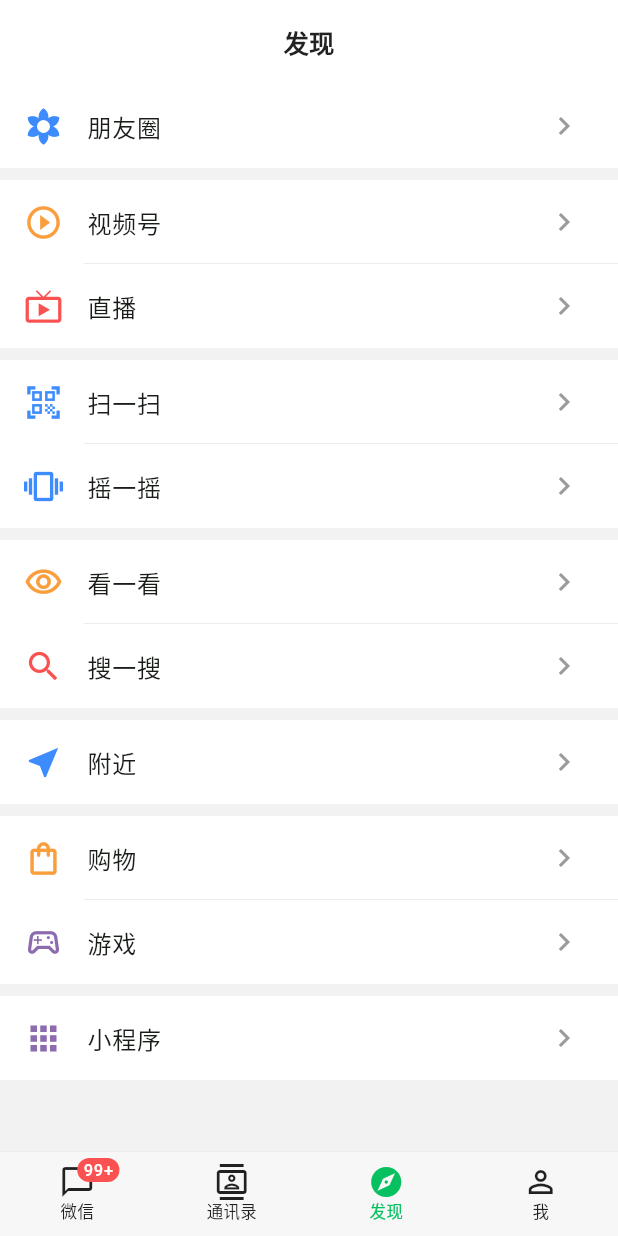
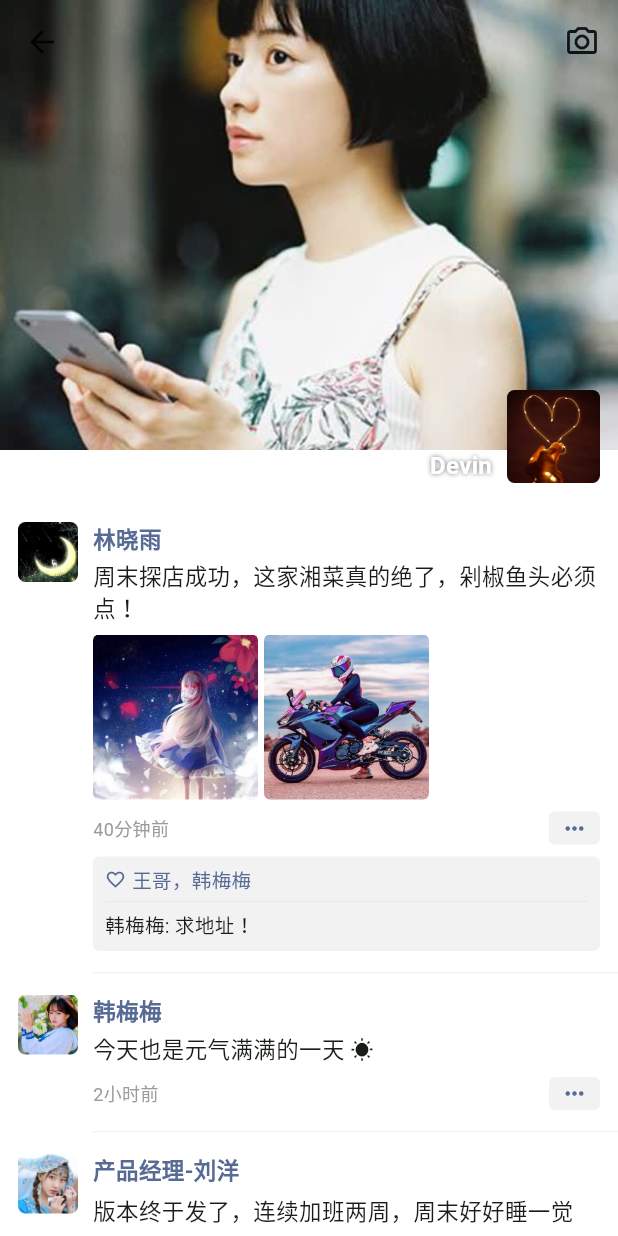
Before and after one commit to 1628755394/WeCheat, a Flutter app: the DiscoverPage screen opened by its route, after a tap on "朋友圈", on a phone screen of 412 x 824 dp. Run offline on Flutter 3.47's test engine with Material 3 defaults, Android fonts, the phone set to English and light mode, and no system bars; our stand-ins replace flutter_riverpod, go_router, hive_flutter; accounts and stored records are empty.

Commit message:
接入头像图片素材 + 新增朋友圈页
- pubspec 注册 assets/avatars、assets/moments
- Contact 增加 avatarAsset，AppAvatar 优先显示图片并回退字母头像
- 新增 /moments 路由与朋友圈页（封面压角头像、九宫格、点赞评论栏）
- 发现页/我的页菜单支持跳转

Generated with [Devin](https://devin.ai)

Co-Authored-By: Devin <158243242+devin-ai-integration[bot]@users.noreply.github.com>

```diff
--- a/lib/core/widgets/app_avatar.dart
+++ b/lib/core/widgets/app_avatar.dart
@@ -44,6 +44,24 @@ class AppAvatar extends StatelessWidget {
       );
     }
 
+    // 有头像图直接显示图片，加载失败回退到字母/图标样式
+    if (contact.avatarAsset != null) {
+      return ClipRRect(
+        borderRadius: BorderRadius.circular(radius),
+        child: Image.asset(
+          contact.avatarAsset!,
+          width: size,
+          height: size,
+          fit: BoxFit.cover,
+          errorBuilder: (_, _, _) => _fallback(child),
+        ),
+      );
+    }
+
+    return _fallback(child);
+  }
+
+  Widget _fallback(Widget child) {
     return Container(
       width: size,
       height: size,
--- a/lib/features/discover/discover_page.dart
+++ b/lib/features/discover/discover_page.dart
@@ -1,4 +1,5 @@
 import 'package:flutter/material.dart';
+import 'package:go_router/go_router.dart';
 
 import '../../core/constants.dart';
 
@@ -8,29 +9,29 @@ class DiscoverPage extends StatelessWidget {
 
   static const _groups = [
     [
-      (Icons.filter_vintage, Color(0xFF3D8BFD), '朋友圈'),
+      (Icons.filter_vintage, Color(0xFF3D8BFD), '朋友圈', '/moments'),
     ],
     [
-      (Icons.play_circle_outline, Color(0xFFFA9D3B), '视频号'),
-      (Icons.live_tv, Color(0xFFFA5151), '直播'),
+      (Icons.play_circle_outline, Color(0xFFFA9D3B), '视频号', ''),
+      (Icons.live_tv, Color(0xFFFA5151), '直播', ''),
     ],
     [
-      (Icons.qr_code_scanner, Color(0xFF3D8BFD), '扫一扫'),
-      (Icons.vibration, Color(0xFF3D8BFD), '摇一摇'),
+      (Icons.qr_code_scanner, Color(0xFF3D8BFD), '扫一扫', ''),
+      (Icons.vibration, Color(0xFF3D8BFD), '摇一摇', ''),
     ],
     [
-      (Icons.visibility_outlined, Color(0xFFFA9D3B), '看一看'),
-      (Icons.search, Color(0xFFFA5151), '搜一搜'),
+      (Icons.visibility_outlined, Color(0xFFFA9D3B), '看一看', ''),
+      (Icons.search, Color(0xFFFA5151), '搜一搜', ''),
     ],
     [
-      (Icons.near_me, Color(0xFF3D8BFD), '附近'),
+      (Icons.near_me, Color(0xFF3D8BFD), '附近', ''),
     ],
     [
-      (Icons.shopping_bag_outlined, Color(0xFFFA9D3B), '购物'),
-      (Icons.sports_esports_outlined, Color(0xFF8C6BAE), '游戏'),
+      (Icons.shopping_bag_outlined, Color(0xFFFA9D3B), '购物', ''),
+      (Icons.sports_esports_outlined, Color(0xFF8C6BAE), '游戏', ''),
     ],
     [
-      (Icons.apps, Color(0xFF8C6BAE), '小程序'),
+      (Icons.apps, Color(0xFF8C6BAE), '小程序', ''),
     ],
   ];
 
@@ -54,7 +55,10 @@ class DiscoverPage extends StatelessWidget {
                 for (var i = 0; i < group.length; i++) ...[
                   if (i > 0) const Divider(indent: 56),
                   _MenuRow(
-                      icon: group[i].$1, color: group[i].$2, label: group[i].$3),
+                      icon: group[i].$1,
+                      color: group[i].$2,
+                      label: group[i].$3,
+                      route: group[i].$4),
                 ],
               ],
             ),
@@ -69,8 +73,14 @@ class _MenuRow extends StatelessWidget {
   final IconData icon;
   final Color color;
   final String label;
+  final String route;
 
-  const _MenuRow({required this.icon, required this.color, required this.label});
+  const _MenuRow({
+    required this.icon,
+    required this.color,
+    required this.label,
+    required this.route,
+  });
 
   @override
   Widget build(BuildContext context) {
@@ -79,7 +89,7 @@ class _MenuRow extends StatelessWidget {
       title: Text(label, style: const TextStyle(fontSize: 16)),
       trailing:
           const Icon(Icons.chevron_right, color: AppColors.textSecondary),
-      onTap: () {},
+      onTap: route.isEmpty ? null : () => context.push(route),
     );
   }
 }
--- /dev/null
+++ b/lib/features/discover/moments_page.dart
@@ -0,0 +1,247 @@
+import 'package:flutter/material.dart';
+
+import '../../core/constants.dart';
+import '../../core/widgets/app_avatar.dart';
+import '../../models/moment.dart';
+import '../../repositories/mock_data.dart';
+
+/// 朋友圈：封面 + 头像压角 + 信息流（昵称/文字/九宫格图/时间/点赞评论）
+class MomentsPage extends StatelessWidget {
+  const MomentsPage({super.key});
+
+  static const _nameBlue = Color(0xFF576B95);
+
+  @override
+  Widget build(BuildContext context) {
+    final moments = MockData.seedMoments();
+
+    return Scaffold(
+      extendBodyBehindAppBar: true,
+      appBar: AppBar(
+        backgroundColor: Colors.transparent,
+        elevation: 0,
+        foregroundColor: Colors.white,
+        actions: [
+          IconButton(
+              icon: const Icon(Icons.photo_camera_outlined), onPressed: () {}),
+        ],
+      ),
+      body: ListView(
+        padding: EdgeInsets.zero,
+        children: [
+          const _CoverHeader(),
+          for (var i = 0; i < moments.length; i++) ...[
+            if (i > 0) const Divider(height: 1, indent: 62),
+            _MomentTile(moment: moments[i]),
+          ],
+        ],
+      ),
+    );
+  }
+}
+
+/// 封面图 + 右下角"我"的昵称和头像（压封面下缘）
+class _CoverHeader extends StatelessWidget {
+  const _CoverHeader();
+
+  @override
+  Widget build(BuildContext context) {
+    return Column(
+      children: [
+        Stack(
+          clipBehavior: Clip.none,
+          children: [
+            Image.asset(
+              'assets/avatars/moments_cover.jpg',
+              width: double.infinity,
+              height: 300,
+              fit: BoxFit.cover,
+            ),
+            Positioned(
+              right: 12,
+              bottom: -22,
+              child: Row(
+                crossAxisAlignment: CrossAxisAlignment.end,
+                children: [
+                  Text(
+                    MockData.me.displayName,
+                    style: const TextStyle(
+                      color: Colors.white,
+                      fontSize: 16,
+                      fontWeight: FontWeight.w600,
+                      shadows: [Shadow(blurRadius: 4, color: Colors.black54)],
+                    ),
+                  ),
+                  const SizedBox(width: 10),
+                  const AppAvatar(contact: MockData.me, size: 62),
+                ],
+              ),
+            ),
+          ],
+        ),
+        const SizedBox(height: 34),
+      ],
+    );
+  }
+}
+
+class _MomentTile extends StatelessWidget {
+  final Moment moment;
+
+  const _MomentTile({required this.moment});
+
+  /// 朋友圈相对时间：x分钟前 / x小时前 / 昨天 HH:mm / M月d日
+  static String _relativeTime(DateTime time) {
+    final diff = DateTime.now().difference(time);
+    if (diff.inMinutes < 1) return '刚刚';
+    if (diff.inHours < 1) return '${diff.inMinutes}分钟前';
+    if (diff.inDays < 1) return '${diff.inHours}小时前';
+    if (diff.inDays < 2) return '昨天';
+    return '${time.month}月${time.day}日';
+  }
+
+  @override
+  Widget build(BuildContext context) {
+    return Padding(
+      padding: const EdgeInsets.fromLTRB(12, 14, 12, 14),
+      child: Row(
+        crossAxisAlignment: CrossAxisAlignment.start,
+        children: [
+          AppAvatar(contact: moment.author, size: 40),
+          const SizedBox(width: 10),
+          Expanded(
+            child: Column(
+              crossAxisAlignment: CrossAxisAlignment.start,
+              children: [
+                Text(
+                  moment.author.displayName,
+                  style: const TextStyle(
+                    color: MomentsPage._nameBlue,
+                    fontSize: 15,
+                    fontWeight: FontWeight.w600,
+                  ),
+                ),
+                if (moment.text.isNotEmpty) ...[
+                  const SizedBox(height: 4),
+                  Text(moment.text,
+                      style: const TextStyle(fontSize: 15, height: 1.4)),
+                ],
+                if (moment.images.isNotEmpty) ...[
+                  const SizedBox(height: 8),
+                  _ImageGrid(images: moment.images),
+                ],
+                const SizedBox(height: 8),
+                Row(
+                  children: [
+                    Text(
+                      _relativeTime(moment.createdAt),
+                      style: const TextStyle(
+                          fontSize: 12, color: AppColors.textSecondary),
+                    ),
+                    const Spacer(),
+                    Container(
+                      padding: const EdgeInsets.symmetric(
+                          horizontal: 8, vertical: 2),
+                      decoration: BoxDecoration(
+                        color: AppColors.searchBg,
+                        borderRadius: BorderRadius.circular(4),
+                      ),
+                      child: const Icon(Icons.more_horiz,
+                          size: 18, color: MomentsPage._nameBlue),
+                    ),
+                  ],
+                ),
+                if (moment.likes.isNotEmpty || moment.comments.isNotEmpty)
+                  _InteractionBar(
+                      likes: moment.likes, comments: moment.comments),
+              ],
+            ),
+          ),
+        ],
+      ),
+    );
+  }
+}
+
+/// 九宫格图片：1 张显示大图，多张按 3 列正方形排列
+class _ImageGrid extends StatelessWidget {
+  final List<String> images;
+
+  const _ImageGrid({required this.images});
+
+  @override
+  Widget build(BuildContext context) {
+    if (images.length == 1) {
+      return ClipRRect(
+        borderRadius: BorderRadius.circular(4),
+        child: Image.asset(images.single, width: 180, height: 180,
+            fit: BoxFit.cover),
+      );
+    }
+    return LayoutBuilder(
+      builder: (context, constraints) {
+        final cell = (constraints.maxWidth - 8) / 3;
+        return Wrap(
+          spacing: 4,
+          runSpacing: 4,
+          children: [
+            for (final img in images)
+              ClipRRect(
+                borderRadius: BorderRadius.circular(4),
+                child: Image.asset(img,
+                    width: cell, height: cell, fit: BoxFit.cover),
+              ),
+          ],
+        );
+      },
+    );
+  }
+}
+
+/// 点赞 / 评论区（灰底，昵称蓝色）
+class _InteractionBar extends StatelessWidget {
+  final List<String> likes;
+  final List<String> comments;
+
+  const _InteractionBar({required this.likes, required this.comments});
+
+  @override
+  Widget build(BuildContext context) {
+    return Container(
+      width: double.infinity,
+      margin: const EdgeInsets.only(top: 8),
+      padding: const EdgeInsets.symmetric(horizontal: 8, vertical: 6),
+      decoration: BoxDecoration(
+        color: AppColors.searchBg,
+        borderRadius: BorderRadius.circular(4),
+      ),
+      child: Column(
+        crossAxisAlignment: CrossAxisAlignment.start,
+        children: [
+          if (likes.isNotEmpty)
+            Row(
+              children: [
+                const Icon(Icons.favorite_border,
+                    size: 14, color: MomentsPage._nameBlue),
+                const SizedBox(width: 4),
+                Expanded(
+                  child: Text(
+                    likes.join('，'),
+                    style: const TextStyle(
+                        fontSize: 13, color: MomentsPage._nameBlue),
+                  ),
+                ),
+              ],
+            ),
+          if (likes.isNotEmpty && comments.isNotEmpty)
+            const Divider(height: 10),
+          for (final c in comments)
+            Padding(
+              padding: const EdgeInsets.symmetric(vertical: 1),
+              child: Text(c, style: const TextStyle(fontSize: 13)),
+            ),
+        ],
+      ),
+    );
+  }
+}
--- a/lib/features/mine/mine_page.dart
+++ b/lib/features/mine/mine_page.dart
@@ -1,4 +1,5 @@
 import 'package:flutter/material.dart';
+import 'package:go_router/go_router.dart';
 
 import '../../core/constants.dart';
 import '../../core/widgets/app_avatar.dart';
@@ -11,12 +12,12 @@ class MinePage extends StatelessWidget {
   static const _me = MockData.me;
 
   static const _menus = [
-    (Icons.payment, Color(0xFF07C160), '服务'),
-    (Icons.star_outline, Color(0xFFFA9D3B), '收藏'),
-    (Icons.photo_library_outlined, Color(0xFF3D8BFD), '朋友圈'),
-    (Icons.credit_card, Color(0xFF3D8BFD), '卡包'),
-    (Icons.emoji_emotions_outlined, Color(0xFFFA9D3B), '表情'),
-    (Icons.settings_outlined, Color(0xFF3D8BFD), '设置'),
+    (Icons.payment, Color(0xFF07C160), '服务', ''),
+    (Icons.star_outline, Color(0xFFFA9D3B), '收藏', ''),
+    (Icons.photo_library_outlined, Color(0xFF3D8BFD), '朋友圈', '/moments'),
+    (Icons.credit_card, Color(0xFF3D8BFD), '卡包', ''),
+    (Icons.emoji_emotions_outlined, Color(0xFFFA9D3B), '表情', ''),
+    (Icons.settings_outlined, Color(0xFF3D8BFD), '设置', ''),
   ];
 
   @override
@@ -74,7 +75,7 @@ class MinePage extends StatelessWidget {
 }
 
 class _MenuSection extends StatelessWidget {
-  final List<(IconData, Color, String)> menus;
+  final List<(IconData, Color, String, String)> menus;
 
   const _MenuSection({required this.menus});
 
@@ -91,7 +92,9 @@ class _MenuSection extends StatelessWidget {
               title: Text(menus[i].$3, style: const TextStyle(fontSize: 16)),
               trailing: const Icon(Icons.chevron_right,
                   color: AppColors.textSecondary),
-              onTap: () {},
+              onTap: menus[i].$4.isEmpty
+                  ? null
+                  : () => context.push(menus[i].$4),
             ),
           ],
         ],
--- a/lib/models/contact.dart
+++ b/lib/models/contact.dart
@@ -8,6 +8,7 @@ class Contact {
   final String region;
   final bool isGroup;
   final bool isAi;
+  final String? avatarAsset;
 
   const Contact({
     required this.id,
@@ -17,6 +18,7 @@ class Contact {
     this.region = '',
     this.isGroup = false,
     this.isAi = false,
+    this.avatarAsset,
   });
 
   String get displayName => (remark?.isNotEmpty ?? false) ? remark! : name;
@@ -32,6 +34,7 @@ class Contact {
         'region': region,
         'isGroup': isGroup,
         'isAi': isAi,
+        'avatarAsset': avatarAsset,
       };
 
   factory Contact.fromMap(Map<dynamic, dynamic> map) => Contact(
@@ -42,5 +45,6 @@ class Contact {
         region: (map['region'] as String?) ?? '',
         isGroup: (map['isGroup'] as bool?) ?? false,
         isAi: (map['isAi'] as bool?) ?? false,
+        avatarAsset: map['avatarAsset'] as String?,
       );
 }
--- /dev/null
+++ b/lib/models/moment.dart
@@ -0,0 +1,20 @@
+import 'contact.dart';
+
+/// 朋友圈动态（Mock，不持久化）
+class Moment {
+  final Contact author;
+  final String text;
+  final List<String> images;
+  final DateTime createdAt;
+  final List<String> likes;
+  final List<String> comments;
+
+  const Moment({
+    required this.author,
+    this.text = '',
+    this.images = const [],
+    required this.createdAt,
+    this.likes = const [],
+    this.comments = const [],
+  });
+}
--- a/lib/repositories/mock_data.dart
+++ b/lib/repositories/mock_data.dart
@@ -1,6 +1,7 @@
 import '../models/contact.dart';
 import '../models/conversation.dart';
 import '../models/message.dart';
+import '../models/moment.dart';
 
 /// Mock 数据源：模拟后端返回的通讯录与会话数据
 abstract final class MockData {
@@ -10,6 +11,7 @@ abstract final class MockData {
     name: 'Devin',
     wechatId: 'wecheat_dev',
     region: '上海',
+    avatarAsset: 'assets/avatars/me.jpg',
   );
 
   /// 本地 AI 助手（走 Ollama，不是真人会话）
@@ -22,20 +24,20 @@ abstract final class MockData {
 
   static final contacts = <Contact>[
     aiAssistant,
-    const Contact(id: 'c1', name: '林晓雨', wechatId: 'linxy_2024', region: '上海'),
-    const Contact(id: 'c2', name: '王建国', remark: '王哥', wechatId: 'wjg668', region: '北京'),
+    const Contact(id: 'c1', name: '林晓雨', wechatId: 'linxy_2024', region: '上海', avatarAsset: 'assets/avatars/c1.jpg'),
+    const Contact(id: 'c2', name: '王建国', remark: '王哥', wechatId: 'wjg668', region: '北京', avatarAsset: 'assets/avatars/c2.jpg'),
     const Contact(id: 'c3', name: '文件传输助手', wechatId: 'filehelper'),
     const Contact(id: 'c4', name: '前端技术交流群', isGroup: true),
-    const Contact(id: 'c5', name: '李雷', wechatId: 'lilei_hm', region: '杭州'),
-    const Contact(id: 'c6', name: '韩梅梅', wechatId: 'hanmm', region: '杭州'),
+    const Contact(id: 'c5', name: '李雷', wechatId: 'lilei_hm', region: '杭州', avatarAsset: 'assets/avatars/c5.jpg'),
+    const Contact(id: 'c6', name: '韩梅梅', wechatId: 'hanmm', region: '杭州', avatarAsset: 'assets/avatars/c6.jpg'),
     const Contact(id: 'c7', name: '家庭群', isGroup: true),
-    const Contact(id: 'c8', name: '刘洋', remark: '产品经理-刘洋', wechatId: 'liuyang_pm', region: '深圳'),
-    const Contact(id: 'c9', name: '楼下快递驿站', wechatId: 'kd_yz001'),
-    const Contact(id: 'c10', name: '陈晓', wechatId: 'chenxiao', region: '成都'),
-    const Contact(id: 'c11', name: '赵磊', remark: '大学室友-赵磊', wechatId: 'zhaolei88', region: '武汉'),
+    const Contact(id: 'c8', name: '刘洋', remark: '产品经理-刘洋', wechatId: 'liuyang_pm', region: '深圳', avatarAsset: 'assets/avatars/c8.jpg'),
+    const Contact(id: 'c9', name: '楼下快递驿站', wechatId: 'kd_yz001', avatarAsset: 'assets/avatars/c9.jpg'),
+    const Contact(id: 'c10', name: '陈晓', wechatId: 'chenxiao', region: '成都', avatarAsset: 'assets/avatars/c10.jpg'),
+    const Contact(id: 'c11', name: '赵磊', remark: '大学室友-赵磊', wechatId: 'zhaolei88', region: '武汉', avatarAsset: 'assets/avatars/c11.jpg'),
     const Contact(id: 'c12', name: '羽毛球俱乐部', isGroup: true),
-    const Contact(id: 'c13', name: '周芷若', wechatId: 'zzr_ruo', region: '南京'),
-    const Contact(id: 'c14', name: '吴彦祖', wechatId: 'wyz_real', region: '广州'),
+    const Contact(id: 'c13', name: '周芷若', wechatId: 'zzr_ruo', region: '南京', avatarAsset: 'assets/avatars/c13.jpg'),
+    const Contact(id: 'c14', name: '吴彦祖', wechatId: 'wyz_real', region: '广州', avatarAsset: 'assets/avatars/c14.jpg'),
   ];
 
   static List<Conversation> seedConversations() {
@@ -182,4 +184,49 @@ abstract final class MockData {
       ],
     };
   }
+
+  /// 朋友圈种子数据
+  static List<Moment> seedMoments() {
+    final now = DateTime.now();
+    Contact byId(String id) => contacts.firstWhere((c) => c.id == id);
+
+    return [
+      Moment(
+        author: byId('c1'),
+        text: '周末探店成功，这家湘菜真的绝了，剁椒鱼头必须点！',
+        images: const ['assets/moments/p1.jpg', 'assets/moments/p2.jpg'],
+        createdAt: now.subtract(const Duration(minutes: 40)),
+        likes: const ['王哥', '韩梅梅'],
+        comments: const ['韩梅梅: 求地址！'],
+      ),
+      Moment(
+        author: byId('c6'),
+        text: '今天也是元气满满的一天 ☀️',
+        createdAt: now.subtract(const Duration(hours: 2)),
+      ),
+      Moment(
+        author: byId('c8'),
+        text: '版本终于发了，连续加班两周，周末好好睡一觉',
+        images: const ['assets/moments/p3.jpg'],
+        createdAt: now.subtract(const Duration(hours: 5)),
+        likes: const ['林晓雨', '赵磊', '陈晓'],
+      ),
+      Moment(
+        author: byId('c14'),
+        images: const [
+          'assets/moments/p4.jpg',
+          'assets/moments/p5.jpg',
+          'assets/moments/p6.jpg',
+        ],
+        createdAt: now.subtract(const Duration(days: 1, hours: 3)),
+        comments: const ['周芷若: 拍得不错'],
+      ),
+      Moment(
+        author: me,
+        text: '新项目上线倒计时，加油',
+        createdAt: now.subtract(const Duration(days: 2)),
+        likes: const ['林晓雨'],
+      ),
+    ];
+  }
 }
--- a/lib/router.dart
+++ b/lib/router.dart
@@ -5,6 +5,7 @@ import 'features/chat/chat_page.dart';
 import 'features/contact/contact_page.dart';
 import 'features/conversation/conversation_page.dart';
 import 'features/discover/discover_page.dart';
+import 'features/discover/moments_page.dart';
 import 'features/home/home_shell.dart';
 import 'features/mine/mine_page.dart';
 
@@ -58,6 +59,10 @@ final routerProvider = Provider<GoRouter>(
         builder: (context, state) =>
             ChatPage(conversationId: state.pathParameters['id']!),
       ),
+      GoRoute(
+        path: '/moments',
+        builder: (context, state) => const MomentsPage(),
+      ),
     ],
   ),
 );
```
Also changed, not shown: pubspec.yaml (+3 -4 lines), 2 other files.
